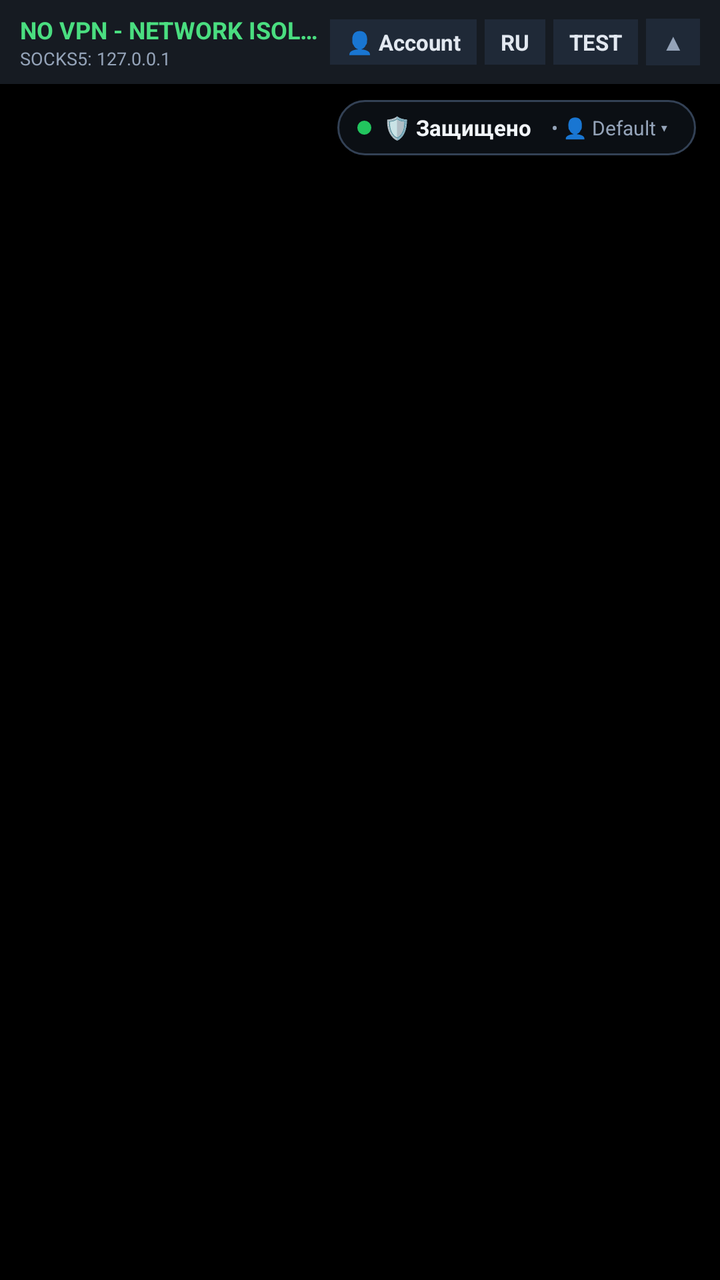
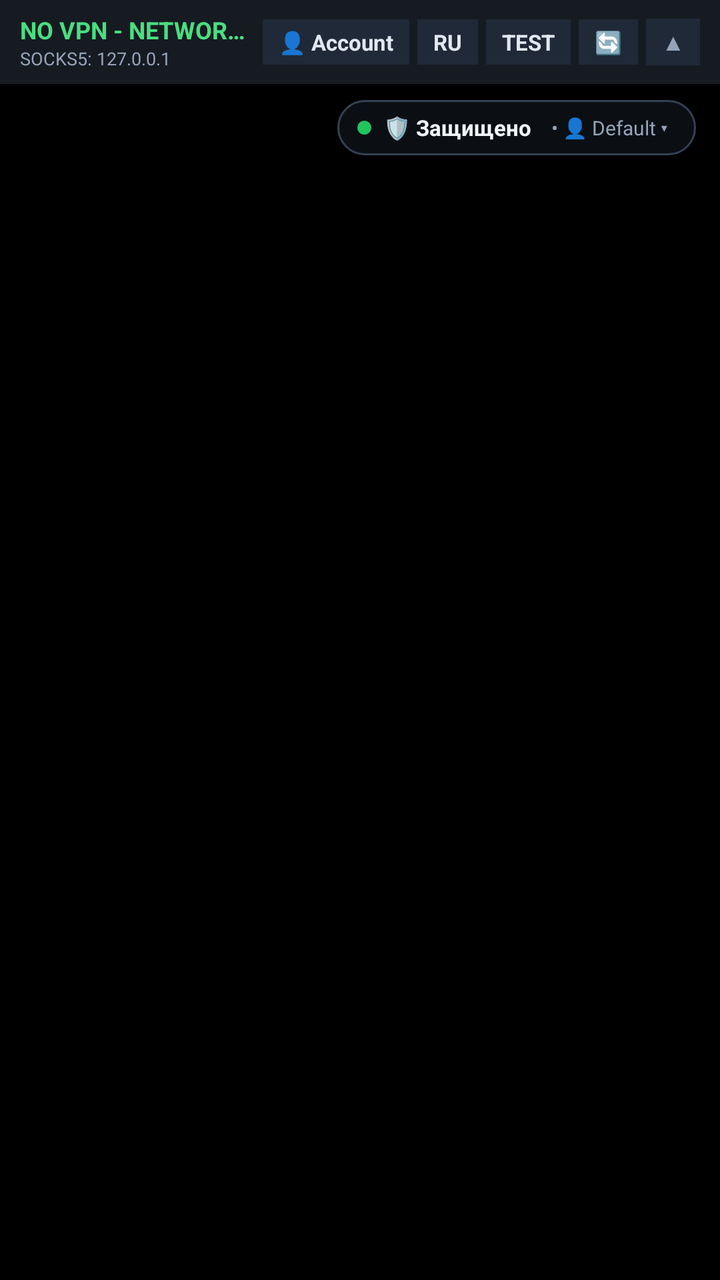

The first picture is an Android layout as it rendered before a commit; the second is the same layout after the commit. The layout source and the unified diff follow.
<!-- AndroidManifest.xml: application theme Theme.ClaudeCageAnd -->
<!-- res/layout/activity_main.xml -->
<?xml version="1.0" encoding="utf-8"?>
<LinearLayout
    xmlns:android="http://schemas.android.com/apk/res/android"
    xmlns:tools="http://schemas.android.com/tools"
    android:id="@+id/main"
    android:layout_width="match_parent"
    android:layout_height="match_parent"
    android:orientation="vertical"
    android:background="@color/black"
    tools:context=".MainActivity">

    
    <LinearLayout
        android:id="@+id/vpnStatusBar"
        android:layout_width="match_parent"
        android:layout_height="wrap_content"
        android:minHeight="42dp"
        android:orientation="horizontal"
        android:gravity="center_vertical"
        android:paddingVertical="4dp"
        android:paddingHorizontal="10dp"
        android:background="#161B22">

        
        <LinearLayout
            android:layout_width="0dp"
            android:layout_height="wrap_content"
            android:layout_weight="1"
            android:orientation="vertical"
            android:gravity="center_vertical"
            android:paddingEnd="6dp">

            <TextView
                android:id="@+id/tvVpnStatus"
                android:layout_width="wrap_content"
                android:layout_height="wrap_content"
                android:textStyle="bold"
                android:textSize="12sp"
                android:textColor="#4ADE80"
                android:text="@string/vpn_status_offline"
                android:maxLines="1"
                android:ellipsize="end" />

            <TextView
                android:id="@+id/tvVpnSubStatus"
                android:layout_width="wrap_content"
                android:layout_height="wrap_content"
                android:textSize="9sp"
                android:textColor="#94A3B8"
                android:text="SOCKS5: 127.0.0.1"
                android:maxLines="1"
                android:ellipsize="end" />
        </LinearLayout>

        
        <TextView
            android:id="@+id/btnReturnToClaude"
            android:layout_width="wrap_content"
            android:layout_height="wrap_content"
            android:paddingHorizontal="8dp"
            android:paddingVertical="4dp"
            android:layout_marginEnd="4dp"
            android:background="#33FFFFFF"
            android:textColor="@color/white"
            android:textSize="11sp"
            android:textStyle="bold"
            android:text="@string/diag_return_to_claude"
            android:visibility="gone" />

        
        <TextView
            android:id="@+id/btnAccountSwitcher"
            android:layout_width="wrap_content"
            android:layout_height="wrap_content"
            android:paddingHorizontal="8dp"
            android:paddingVertical="4dp"
            android:layout_marginEnd="4dp"
            android:background="#1F2937"
            android:textColor="#E2E8F0"
            android:textSize="11sp"
            android:textStyle="bold"
            android:maxLines="1"
            android:ellipsize="end"
            android:maxWidth="110dp"
            android:text="👤 Account" />

        
        <TextView
            android:id="@+id/btnLangToggle"
            android:layout_width="wrap_content"
            android:layout_height="wrap_content"
            android:paddingHorizontal="8dp"
            android:paddingVertical="4dp"
            android:layout_marginEnd="4dp"
            android:background="#1F2937"
            android:textColor="#E2E8F0"
            android:textSize="11sp"
            android:textStyle="bold"
            android:text="RU" />

        
        <TextView
            android:id="@+id/btnDiagnostics"
            android:layout_width="wrap_content"
            android:layout_height="wrap_content"
            android:paddingHorizontal="8dp"
            android:paddingVertical="4dp"
            android:layout_marginEnd="4dp"
            android:background="#1F2937"
            android:textColor="#E2E8F0"
            android:textSize="11sp"
            android:textStyle="bold"
            android:text="@string/diag_button_label" />

        
        <TextView
            android:id="@+id/btnCollapseBar"
            android:layout_width="wrap_content"
            android:layout_height="wrap_content"
            android:paddingHorizontal="8dp"
            android:paddingVertical="4dp"
            android:background="#1F2937"
            android:textColor="#94A3B8"
            android:textSize="11sp"
            android:textStyle="bold"
            android:text="▲" />
    </LinearLayout>

    
    <FrameLayout
        android:layout_width="match_parent"
        android:layout_height="0dp"
        android:layout_weight="1">

        
        <FrameLayout
            android:id="@+id/webViewContainer"
            android:layout_width="match_parent"
            android:layout_height="match_parent"
            android:background="@color/black" />

        
        <LinearLayout
            android:id="@+id/floatingSecurityAnchor"
            android:layout_width="wrap_content"
            android:layout_height="wrap_content"
            android:layout_gravity="top|end"
            android:layout_marginTop="8dp"
            android:layout_marginEnd="12dp"
            android:orientation="horizontal"
            android:gravity="center_vertical"
            android:paddingVertical="5dp"
            android:paddingHorizontal="10dp"
            android:background="@drawable/bg_floating_security_pill"
            android:elevation="6dp"
            android:clickable="true"
            android:focusable="true">

            
            <View
                android:id="@+id/viewAnchorDot"
                android:layout_width="7dp"
                android:layout_height="7dp"
                android:layout_marginEnd="6dp"
                android:background="@drawable/bg_status_dot_green" />

            <TextView
                android:id="@+id/tvFloatingAnchorStatus"
                android:layout_width="wrap_content"
                android:layout_height="wrap_content"
                android:text="🛡️ Защищено"
                android:textColor="#F1F5F9"
                android:textSize="11sp"
                android:textStyle="bold" />

            <TextView
                android:id="@+id/tvFloatingAnchorAccount"
                android:layout_width="wrap_content"
                android:layout_height="wrap_content"
                android:layout_marginStart="6dp"
                android:paddingHorizontal="4dp"
                android:paddingVertical="2dp"
                android:clickable="true"
                android:focusable="true"
                android:background="?attr/selectableItemBackgroundBorderless"
                android:text="• 👤 Default ▾"
                android:textColor="#94A3B8"
                android:textSize="10sp"
                android:maxLines="1"
                android:ellipsize="end"
                android:maxWidth="110dp" />
        </LinearLayout>

        
        <LinearLayout
            android:id="@+id/waitingOverlay"
            android:layout_width="match_parent"
            android:layout_height="match_parent"
            android:orientation="vertical"
            android:gravity="center"
            android:padding="32dp"
            android:background="@color/overlay_bg"
            android:visibility="gone">

            <ProgressBar
                android:layout_width="48dp"
                android:layout_height="48dp"
                android:indeterminateTint="@color/overlay_text_secondary"
                android:layout_marginBottom="24dp" />

            <TextView
                android:id="@+id/tvWaitingTitle"
                android:layout_width="wrap_content"
                android:layout_height="wrap_content"
                android:text="@string/waiting_for_vpn_title"
                android:textColor="@color/overlay_text_primary"
                android:textSize="18sp"
                android:textStyle="bold"
                android:layout_marginBottom="8dp"
                android:textAlignment="center" />

            <TextView
                android:id="@+id/tvWaitingDesc"
                android:layout_width="wrap_content"
                android:layout_height="wrap_content"
                android:text="@string/waiting_for_vpn_desc"
                android:textColor="@color/overlay_text_secondary"
                android:textSize="14sp"
                android:textAlignment="center" />
        </LinearLayout>

        
        <LinearLayout
            android:id="@+id/securityErrorOverlay"
            android:layout_width="match_parent"
            android:layout_height="match_parent"
            android:orientation="vertical"
            android:gravity="center"
            android:padding="32dp"
            android:background="@color/error_bg"
            android:visibility="gone">

            <TextView
                android:id="@+id/tvSecurityErrorTitle"
                android:layout_width="wrap_content"
                android:layout_height="wrap_content"
                android:text="@string/security_error_title"
                android:textColor="@color/error_text"
                android:textSize="18sp"
                android:textStyle="bold"
                android:layout_marginBottom="12dp"
                android:textAlignment="center" />

            <TextView
                android:id="@+id/tvSecurityErrorDesc"
                android:layout_width="wrap_content"
                android:layout_height="wrap_content"
                android:text="@string/security_error_desc"
                android:textColor="@color/error_text"
                android:textSize="14sp"
                android:textAlignment="center" />
        </LinearLayout>

    </FrameLayout>

</LinearLayout>
<!-- resources referenced by this layout -->
<resources>
  <color name="black">#FF000000</color>
  <color name="error_bg">#2C0B0E</color>
  <color name="error_text">#FFCDD2</color>
  <color name="overlay_bg">#121212</color>
  <color name="overlay_text_primary">#EEEEEE</color>
  <color name="overlay_text_secondary">#9E9E9E</color>
  <color name="white">#FFFFFFFF</color>
  <!-- drawable bg_floating_security_pill (drawable) -->
  <?xml version="1.0" encoding="utf-8"?>
  <shape xmlns:android="http://schemas.android.com/apk/res/android"
      android:shape="rectangle">
      <solid android:color="#E60D1117" />
      <corners android:radius="20dp" />
      <stroke
          android:width="1dp"
          android:color="#334155" />
  </shape>
  <!-- drawable bg_status_dot_green (drawable) -->
  <?xml version="1.0" encoding="utf-8"?>
  <shape xmlns:android="http://schemas.android.com/apk/res/android"
      android:shape="oval">
      <solid android:color="#22C55E" />
      <size
          android:width="8dp"
          android:height="8dp" />
  </shape>
  <string name="diag_button_label">TEST</string>
  <string name="diag_return_to_claude">← Claude</string>
  <string name="security_error_desc">WebViewFeature.PROXY_OVERRIDE is not supported by the system WebView. WebView instantiation blocked to prevent network leaks.</string>
  <string name="security_error_title">Security Error: Proxy Override Unsupported</string>
  <string name="vpn_status_offline">NO VPN - NETWORK ISOLATED (OFFLINE)</string>
  <string name="waiting_for_vpn_desc">Network traffic is strictly isolated until Amnezia VPN tunnel is connected.</string>
  <string name="waiting_for_vpn_title">Waiting for VPN connection…</string>
  <style name="Theme.ClaudeCageAnd" parent="Base.Theme.ClaudeCageAnd" />
  <style name="Base.Theme.ClaudeCageAnd" parent="Theme.Material3.DayNight.NoActionBar">
          
          
      </style>
</resources>

<!-- the commit's change to res/layout/activity_main.xml (unified diff, before → after) -->
@@ -111,6 +111,20 @@
             android:textSize="11sp"
             android:textStyle="bold"
             android:text="@string/diag_button_label" />
+
+        
+        <TextView
+            android:id="@+id/btnReload"
+            android:layout_width="wrap_content"
+            android:layout_height="wrap_content"
+            android:paddingHorizontal="8dp"
+            android:paddingVertical="4dp"
+            android:layout_marginEnd="4dp"
+            android:background="#1F2937"
+            android:textColor="#E2E8F0"
+            android:textSize="11sp"
+            android:textStyle="bold"
+            android:text="🔄" />
 
         
         <TextView
